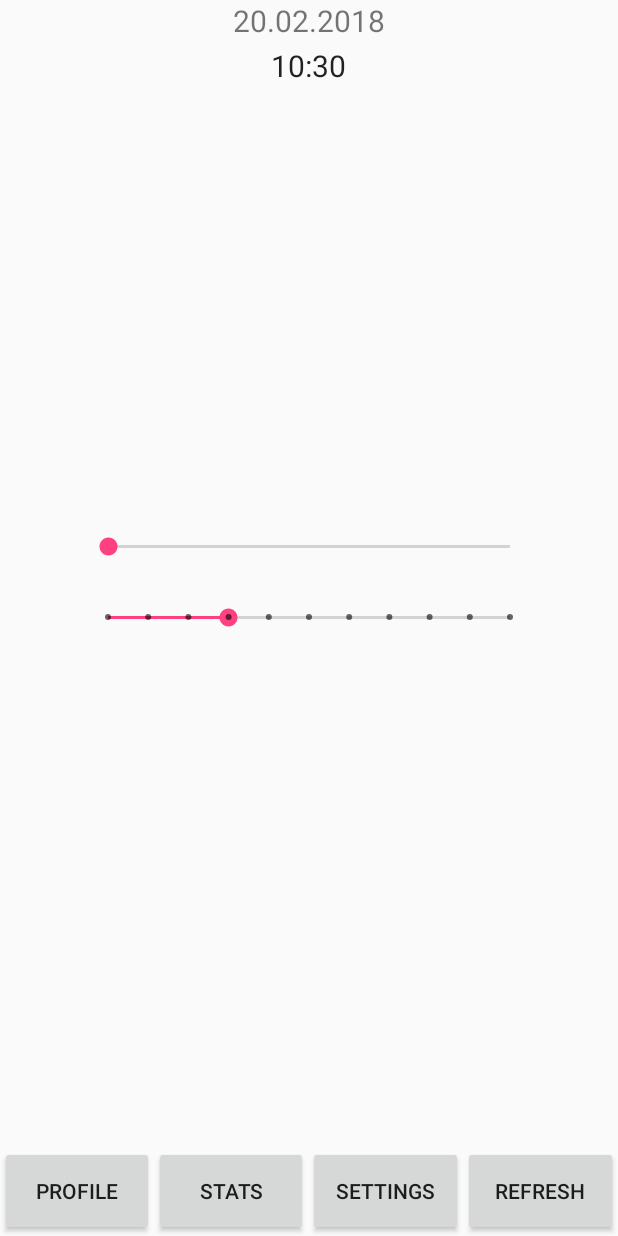
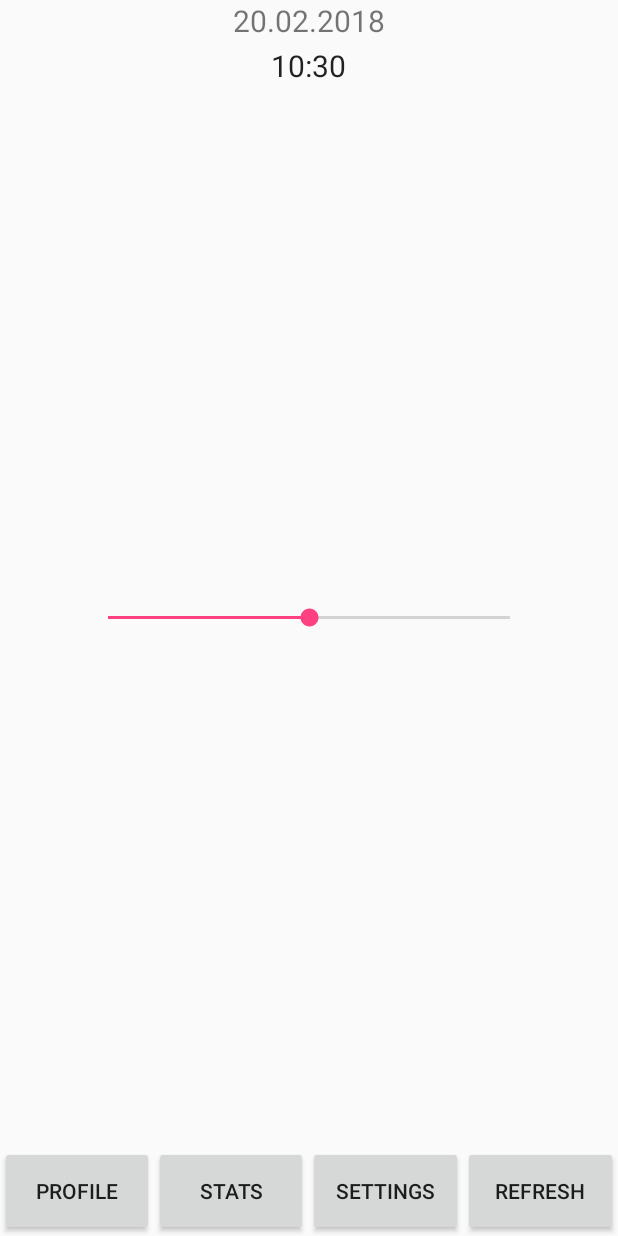
Before and after one commit to martin-the-human/PersonalEnergyTrainer, an Android app: the MainActivity screen opened directly, with no data from a screen before it, on a phone screen of 412 x 824 dp. Run offline under Robolectric (Android 15) with nearby library versions, the phone set to English and light mode, and no system bars.

Commit message:
removed scroll bar

```diff
--- a/app/src/main/res/layout/activity_main.xml
+++ b/app/src/main/res/layout/activity_main.xml
@@ -60,22 +60,13 @@
         </LinearLayout>
 
         <SeekBar
-            android:id="@+id/seekBar"
-            style="@style/Widget.AppCompat.SeekBar.Discrete"
+            android:id="@+id/seekBar2"
             android:layout_width="300dp"
             android:layout_height="wrap_content"
             android:layout_centerHorizontal="true"
             android:layout_centerVertical="true"
-            android:max="10"
-            android:progress="3" />
-
-        <SeekBar
-            android:id="@+id/seekBar2"
-            android:layout_width="300dp"
-            android:layout_height="wrap_content"
-            android:layout_above="@+id/seekBar"
-            android:layout_alignStart="@+id/seekBar"
-            android:layout_marginBottom="29dp" />
+            android:layout_marginBottom="29dp"
+            android:progress="50"/>
     </RelativeLayout>
 
 </android.support.constraint.ConstraintLayout>
```
